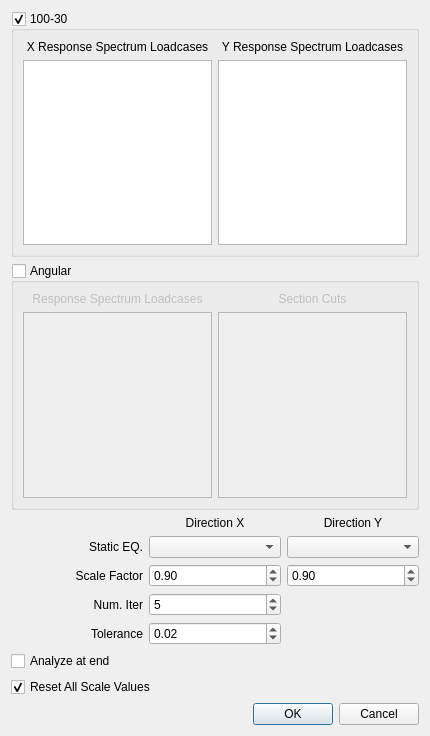
The window that applications/cfactor/widgets/response_spectrum.ui (ebrahimraeyat/civilTools) describes before a commit, drawn with Qt 5.
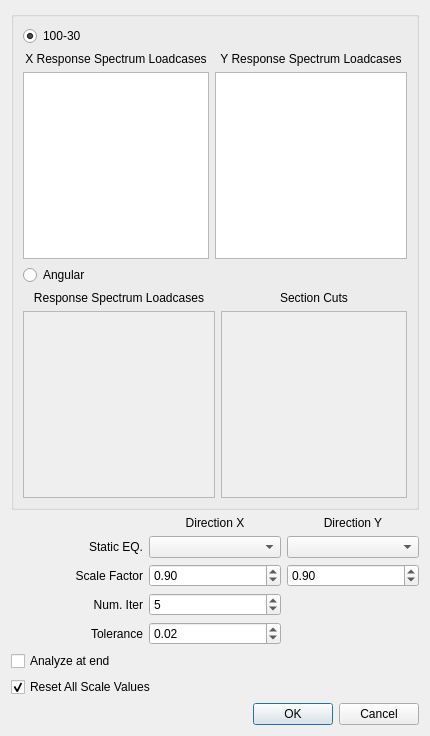
The same window after the commit.

Commit message: CFACTOR: change the UI of RS analysis

The edit to the form file:
```diff
--- a/applications/cfactor/widgets/response_spectrum.ui
+++ b/applications/cfactor/widgets/response_spectrum.ui
@@ -15,15 +15,22 @@
   </property>
   <layout class="QVBoxLayout" name="verticalLayout">
    <item>
-    <widget class="QGroupBox" name="combination">
+    <widget class="QGroupBox" name="groupBox">
      <property name="title">
-      <string>100-30</string>
-     </property>
-     <property name="checkable">
-      <bool>true</bool>
+      <string/>
      </property>
      <layout class="QGridLayout" name="gridLayout">
       <item row="0" column="0">
+       <widget class="QRadioButton" name="combination">
+        <property name="text">
+         <string>100-30</string>
+        </property>
+        <property name="checked">
+         <bool>true</bool>
+        </property>
+       </widget>
+      </item>
+      <item row="1" column="0">
        <widget class="QLabel" name="label_3">
         <property name="layoutDirection">
          <enum>Qt::LeftToRight</enum>
@@ -36,7 +43,7 @@
         </property>
        </widget>
       </item>
-      <item row="0" column="1">
+      <item row="1" column="1" colspan="2">
        <widget class="QLabel" name="label_4">
         <property name="layoutDirection">
          <enum>Qt::LeftToRight</enum>
@@ -49,7 +56,7 @@
         </property>
        </widget>
       </item>
-      <item row="1" column="0">
+      <item row="2" column="0">
        <widget class="QListWidget" name="x_loadcase_list">
         <property name="selectionMode">
          <enum>QAbstractItemView::MultiSelection</enum>
@@ -59,7 +66,7 @@
         </property>
        </widget>
       </item>
-      <item row="1" column="1">
+      <item row="2" column="1" colspan="2">
        <widget class="QListWidget" name="y_loadcase_list">
         <property name="selectionMode">
          <enum>QAbstractItemView::MultiSelection</enum>
@@ -69,25 +76,27 @@
         </property>
        </widget>
       </item>
-     </layout>
-    </widget>
-   </item>
-   <item>
-    <widget class="QGroupBox" name="angular">
-     <property name="enabled">
-      <bool>true</bool>
-     </property>
-     <property name="title">
-      <string>Angular</string>
-     </property>
-     <property name="checkable">
-      <bool>true</bool>
-     </property>
-     <property name="checked">
-      <bool>false</bool>
-     </property>
-     <layout class="QGridLayout" name="gridLayout_2">
-      <item row="0" column="1">
+      <item row="3" column="0">
+       <widget class="QRadioButton" name="angular">
+        <property name="text">
+         <string>Angular</string>
+        </property>
+       </widget>
+      </item>
+      <item row="4" column="0" colspan="2">
+       <widget class="QLabel" name="label_5">
+        <property name="layoutDirection">
+         <enum>Qt::LeftToRight</enum>
+        </property>
+        <property name="text">
+         <string>Response Spectrum Loadcases</string>
+        </property>
+        <property name="alignment">
+         <set>Qt::AlignCenter</set>
+        </property>
+       </widget>
+      </item>
+      <item row="4" column="2">
        <widget class="QLabel" name="label_10">
         <property name="layoutDirection">
          <enum>Qt::LeftToRight</enum>
@@ -100,8 +109,11 @@
         </property>
        </widget>
       </item>
-      <item row="1" column="0">
+      <item row="5" column="0" colspan="2">
        <widget class="QListWidget" name="angular_specs">
+        <property name="enabled">
+         <bool>false</bool>
+        </property>
         <property name="selectionMode">
          <enum>QAbstractItemView::MultiSelection</enum>
         </property>
@@ -110,8 +122,11 @@
         </property>
        </widget>
       </item>
-      <item row="1" column="1">
+      <item row="5" column="2">
        <widget class="QListWidget" name="section_cuts">
+        <property name="enabled">
+         <bool>false</bool>
+        </property>
         <property name="selectionMode">
          <enum>QAbstractItemView::MultiSelection</enum>
         </property>
@@ -120,19 +135,6 @@
         </property>
        </widget>
       </item>
-      <item row="0" column="0">
-       <widget class="QLabel" name="label_5">
-        <property name="layoutDirection">
-         <enum>Qt::LeftToRight</enum>
-        </property>
-        <property name="text">
-         <string>Response Spectrum Loadcases</string>
-        </property>
-        <property name="alignment">
-         <set>Qt::AlignCenter</set>
-        </property>
-       </widget>
-      </item>
      </layout>
     </widget>
    </item>
```
The commit also changes 1 other file.
